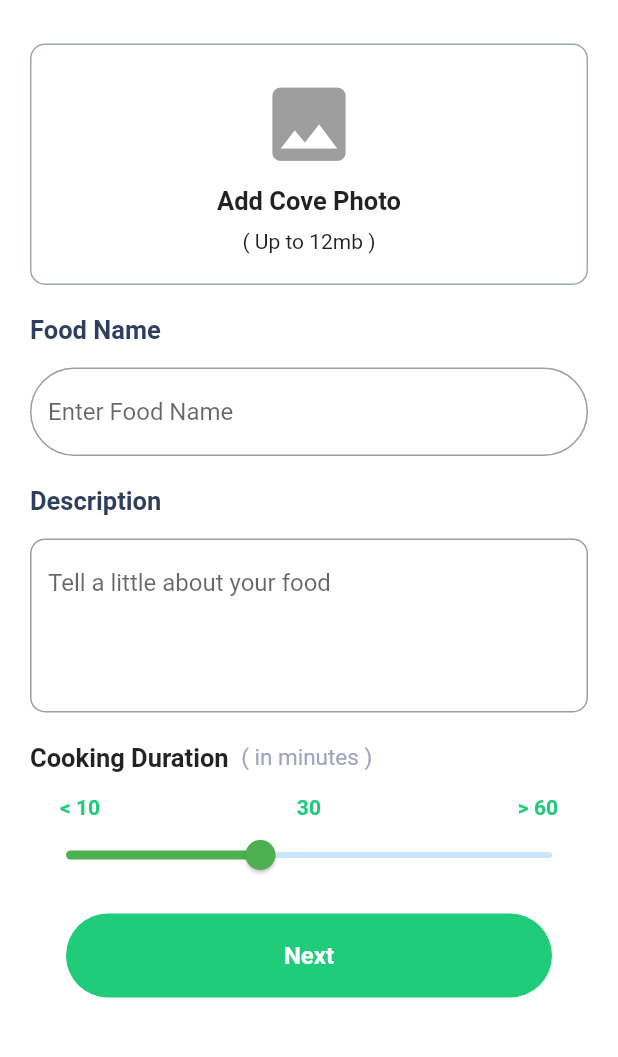
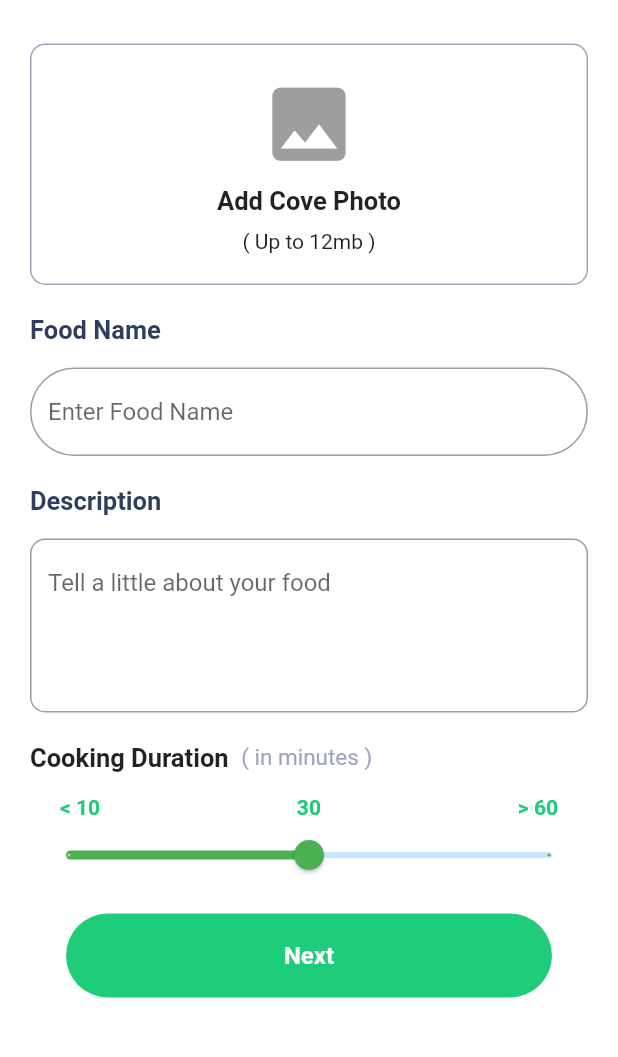
Before and after one commit to EEHAB963/chifio, a Flutter app: the UploadTap screen opened directly, on a phone screen of 412 x 824 dp, the part 81-1138 px from its top. Run offline on Flutter 3.47's test engine with Material 2 defaults, Android fonts, the phone set to English and light mode, and no system bars; our stand-ins replace iconly, pin_code_fields.

Commit message:
creat a bottom sheet and fixed slider positions

```diff
--- /dev/null
+++ b/lib/Widget/custom_slider.dart
@@ -0,0 +1,73 @@
+import 'package:flutter/material.dart';
+import 'package:flutter/src/foundation/key.dart';
+import 'package:flutter/src/widgets/framework.dart';
+
+import '../constans/colors.dart';
+
+class CustomSlider extends StatefulWidget {
+  const CustomSlider({Key? key}) : super(key: key);
+
+  @override
+  State<CustomSlider> createState() => _CustomSliderState();
+}
+
+double Slide = 30;
+
+class _CustomSliderState extends State<CustomSlider> {
+  @override
+  Widget build(BuildContext context) {
+    return Column(
+      children: [
+        Row(
+          children: [
+            Text(
+              "Cooking Duration  ",
+              style: TextStyle(fontSize: 17, fontWeight: FontWeight.w600),
+            ),
+            Text(
+              "( in minutes )",
+              style: TextStyle(fontSize: 15, color: textColor2),
+            )
+          ],
+        ),
+        SizedBox(
+          height: 15,
+        ),
+        Column(children: [
+          Padding(
+            padding: const EdgeInsets.symmetric(horizontal: 20),
+            child: Row(
+              mainAxisAlignment: MainAxisAlignment.spaceBetween,
+              children: [
+                Text(
+                  "< 10",
+                  style:
+                      TextStyle(color: butonColor, fontWeight: FontWeight.bold),
+                ),
+                Text("30",
+                    style: TextStyle(
+                        color: butonColor, fontWeight: FontWeight.bold)),
+                Text("> 60",
+                    style: TextStyle(
+                        color: butonColor, fontWeight: FontWeight.bold)),
+              ],
+            ),
+          ),
+          Slider(
+              divisions: 2,
+              activeColor: Colors.green,
+              thumbColor: Colors.green,
+              value: Slide,
+              max: 60,
+              min: 10,
+              onChanged: (value) {
+                setState(() {
+                  Slide = value;
+                  print(value);
+                });
+              }),
+        ]),
+      ],
+    );
+  }
+}
--- a/lib/main.dart
+++ b/lib/main.dart
@@ -5,6 +5,7 @@ import 'package:flutter/material.dart';
 import 'package:provider/provider.dart';
 
 import 'constans/colors.dart';
+import 'screen/taps/upload_tap.dart';
 
 void main() {
   runApp(const MyApp());
@@ -40,7 +41,7 @@ class MyApp extends StatelessWidget {
           ),
           primarySwatch: Colors.blue,
         ),
-        home: SecondUploadScreen(),
+        home: UploadTap(),
       ),
     );
   }
--- a/lib/screen/taps/second_upload_tab.dart
+++ b/lib/screen/taps/second_upload_tab.dart
@@ -102,10 +102,12 @@ class _SecondUploadScreenState extends State<SecondUploadScreen> {
                     mainAxisAlignment: MainAxisAlignment.spaceAround,
                     children: [
                       PrimaryButton(
+                          onTap: () {},
                           colorText: textColor,
                           text: "Back",
                           buttonColor: Color(0xffF4F5F7)),
                       PrimaryButton(
+                        onTap: () {},
                         colorText: Colors.white,
                         text: "Next",
                         buttonColor: butonColor,
--- a/lib/screen/taps/upload_tap.dart
+++ b/lib/screen/taps/upload_tap.dart
@@ -1,3 +1,5 @@
+import 'package:chefio/Widget/custom_bottom_sheet.dart';
+import 'package:chefio/Widget/custom_slider.dart';
 import 'package:chefio/Widget/my_bag_boton.dart';
 import 'package:chefio/constans/colors.dart';
 import 'package:flutter/material.dart';
@@ -90,71 +92,21 @@ class _UploadTapState extends State<UploadTap> {
                     height: 20,
                   ),
                   Container(
-                    child: sliderDesign(),
+                    child: CustomSlider(),
                   ),
                   SizedBox(
                     height: 15,
                   ),
-                  MyTextButon(color: butonColor, text: "Next")
+                  MyTextButon(
+                    color: butonColor,
+                    text: "Next",
+                    onTap: () {},
+                  ),
                 ]),
               ],
             ),
           ),
         ));
-  }
-
-  // slider design section
-  Column sliderDesign() {
-    return Column(
-      children: [
-        Row(
-          children: [
-            Text(
-              "Cooking Duration  ",
-              style: TextStyle(fontSize: 17, fontWeight: FontWeight.w600),
-            ),
-            Text(
-              "( in minutes )",
-              style: TextStyle(fontSize: 15, color: textColor2),
-            )
-          ],
-        ),
-        SizedBox(
-          height: 15,
-        ),
-        Padding(
-          padding: const EdgeInsets.symmetric(horizontal: 20),
-          child: Row(
-            mainAxisAlignment: MainAxisAlignment.spaceBetween,
-            children: [
-              Text(
-                "< 10",
-                style:
-                    TextStyle(color: butonColor, fontWeight: FontWeight.bold),
-              ),
-              Text("30",
-                  style: TextStyle(
-                      color: butonColor, fontWeight: FontWeight.bold)),
-              Text("> 60",
-                  style: TextStyle(
-                      color: butonColor, fontWeight: FontWeight.bold)),
-            ],
-          ),
-        ),
-        Slider(
-            activeColor: Colors.green,
-            thumbColor: Colors.green,
-            value: slider,
-            max: 60,
-            min: 10,
-            onChanged: (value) {
-              setState(() {
-                slider = value;
-                print(value);
-              });
-            }),
-      ],
-    );
   }
 
   // add cover photo section
```
Also changed, not shown: lib/Widget/custom_bottom_sheet.dart (added, +90 -0 lines), lib/Widget/primary_button.dart (+10 -5 lines).
